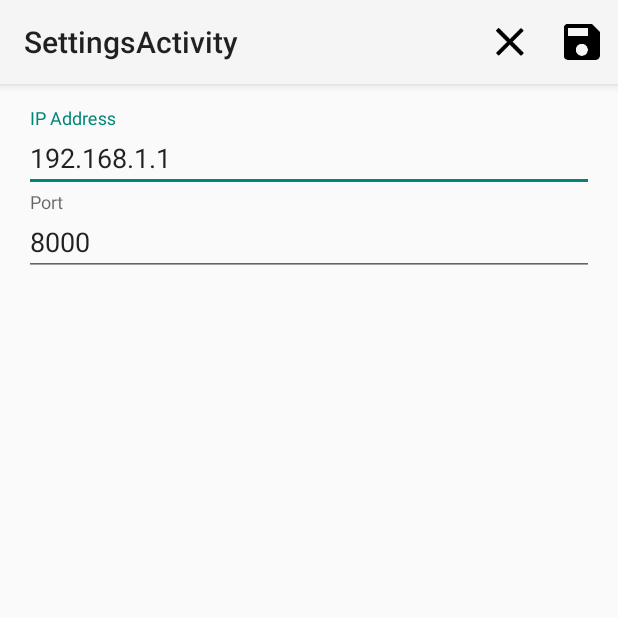
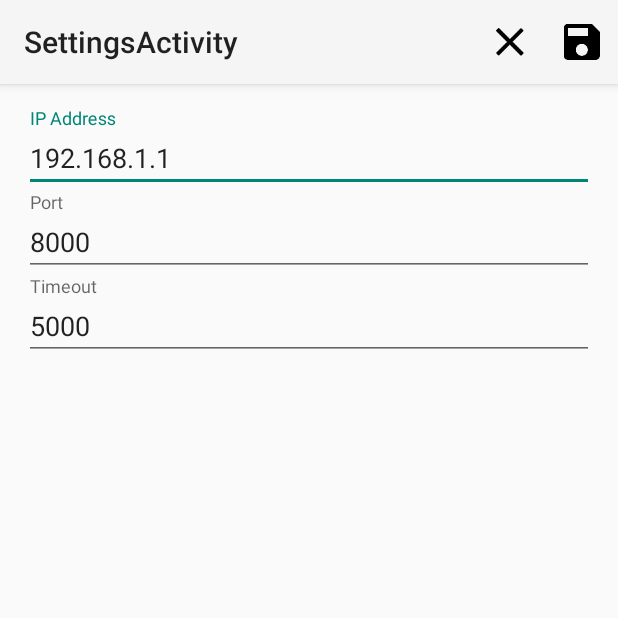
Before and after one commit to aarya123/SmartLock, an Android app: the MainActivity screen opened directly, with no data from a screen before it, after a tap on "Settings", on a phone screen of 412 x 824 dp, the top half of it. Run offline under Robolectric (Android 15) with nearby library versions, the phone set to English and light mode, and no system bars.

Commit message:
Edit timeout

```diff
--- a/SmartLockApp/app/src/main/java/com/android/smartlock/Activities/MainActivity.java
+++ b/SmartLockApp/app/src/main/java/com/android/smartlock/Activities/MainActivity.java
@@ -27,7 +27,6 @@
         Constants.init(getApplicationContext());
         super.onCreate(savedInstanceState);
         setContentView(R.layout.activity_main);
-
         pingButton = (Button) findViewById(R.id.button_ping);
         output = (TextView) findViewById(R.id.textView_output);
         lockButton = (Lock) findViewById(R.id.lockButton);
--- a/SmartLockApp/app/src/main/java/com/android/smartlock/Activities/SettingsActivity.java
+++ b/SmartLockApp/app/src/main/java/com/android/smartlock/Activities/SettingsActivity.java
@@ -9,8 +9,7 @@ import com.android.smartlock.Constants;
 import com.android.smartlock.R;
 
 public class SettingsActivity extends AppCompatActivity {
-    EditText ipEditText;
-    EditText portEditText;
+    EditText ipEditText, portEditText, timeoutEditText;
 
     @Override
     protected void onCreate(Bundle savedInstanceState) {
@@ -20,8 +19,11 @@ public class SettingsActivity extends AppCompatActivity {
         ipEditText.setText(Constants.getIPAdress());
         portEditText = (EditText) findViewById(R.id.portEditText);
         portEditText.setText(Constants.getPort() + "");
+        timeoutEditText = (EditText) findViewById(R.id.timeoutEditText);
+        timeoutEditText.setText(Constants.getTimeout() + "");
     }
 
+    @Override
     public boolean onCreateOptionsMenu(Menu menu) {
         getMenuInflater().inflate(R.menu.menu_settings, menu);
         return true;
@@ -33,6 +35,7 @@ public class SettingsActivity extends AppCompatActivity {
         if (id == R.id.saveButton) {
             Constants.setIpAddress(ipEditText.getText().toString());
             Constants.setPort(Integer.parseInt(portEditText.getText().toString()));
+            Constants.setTimeout(Integer.parseInt(timeoutEditText.getText().toString()));
             finish();
             return true;
         } else if (id == R.id.discardButton) {
--- a/SmartLockApp/app/src/main/java/com/android/smartlock/Constants.java
+++ b/SmartLockApp/app/src/main/java/com/android/smartlock/Constants.java
@@ -5,21 +5,25 @@ import android.content.SharedPreferences;
 import android.preference.PreferenceManager;
 
 public class Constants {
-    public static final int TIMEOUT = 5000;
 
     private static final String DEVICE_ID_KEY = "deviceId";
     private static final String IP_ADDRESS_KEY = "ipAddress";
     private static final String PORT_KEY = "port";
+    private static final String TIMEOUT_KEY = "key";
     private static SharedPreferences mSharedPreferences;
     private static String IP_ADDRESS;
     private static String DEVICE_ID;
     private static int PORT;
+    private static int TIMEOUT;
 
     public static void init(Context context) {
-        mSharedPreferences = PreferenceManager.getDefaultSharedPreferences(context);
-        DEVICE_ID = mSharedPreferences.getString(DEVICE_ID_KEY, "-1");
-        IP_ADDRESS = mSharedPreferences.getString(IP_ADDRESS_KEY, "192.168.1.1");
-        PORT = mSharedPreferences.getInt(PORT_KEY, 8000);
+        if (mSharedPreferences == null) {
+            mSharedPreferences = PreferenceManager.getDefaultSharedPreferences(context);
+            DEVICE_ID = mSharedPreferences.getString(DEVICE_ID_KEY, "-1");
+            IP_ADDRESS = mSharedPreferences.getString(IP_ADDRESS_KEY, "192.168.1.1");
+            PORT = mSharedPreferences.getInt(PORT_KEY, 8000);
+            TIMEOUT = mSharedPreferences.getInt(TIMEOUT_KEY, 5000);
+        }
     }
 
     public static String getDeviceId() {
@@ -48,4 +52,13 @@ public class Constants {
         Constants.PORT = port;
         mSharedPreferences.edit().putInt(PORT_KEY, port).apply();
     }
+
+    public static int getTimeout() {
+        return TIMEOUT;
+    }
+
+    public static void setTimeout(int timeout) {
+        Constants.TIMEOUT = timeout;
+        mSharedPreferences.edit().putInt(TIMEOUT_KEY, timeout).apply();
+    }
 }
--- a/SmartLockApp/app/src/main/java/com/android/smartlock/Internet/Internet.java
+++ b/SmartLockApp/app/src/main/java/com/android/smartlock/Internet/Internet.java
@@ -30,7 +30,7 @@ public class Internet {
                 "Accept-Language: en-us,en;q=0.5\n\n";
         String msg = header + content + '\n';
 
-        Log.d("TCP", Constants.getIPAdress() + " " + Constants.getPort() + " " + Constants.TIMEOUT + " " + content);
+        Log.d("TCP", Constants.getIPAdress() + " " + Constants.getPort() + " " + Constants.getTimeout() + " " + content);
 
         char[] buff = new char[RESPONSE_LEN];
         String modifiedSentence;
@@ -40,7 +40,7 @@ public class Internet {
             DataOutputStream outToServer = new DataOutputStream(clientSocket.getOutputStream());
             BufferedReader inFromServer = new BufferedReader(new InputStreamReader(clientSocket.getInputStream()));
             outToServer.writeBytes(msg);
-            clientSocket.setSoTimeout(Constants.TIMEOUT);
+            clientSocket.setSoTimeout(Constants.getTimeout());
             inFromServer.read(buff, 0, RESPONSE_LEN);
             modifiedSentence = String.valueOf(buff).trim();
             clientSocket.close();
--- a/SmartLockApp/app/src/main/res/layout/activity_settings.xml
+++ b/SmartLockApp/app/src/main/res/layout/activity_settings.xml
@@ -17,11 +17,21 @@
     <android.support.design.widget.TextInputLayout
             android:layout_width="fill_parent"
             android:layout_height="wrap_content">
-    <EditText
-            android:hint="Port"
+        <EditText
+                android:hint="Port"
+                android:layout_width="fill_parent"
+                android:layout_height="wrap_content"
+                android:inputType="numberSigned"
+                android:id="@+id/portEditText"/>
+    </android.support.design.widget.TextInputLayout>
+    <android.support.design.widget.TextInputLayout
             android:layout_width="fill_parent"
-            android:layout_height="wrap_content"
-            android:inputType="numberSigned"
-            android:id="@+id/portEditText"/>
+            android:layout_height="wrap_content">
+        <EditText
+                android:hint="Timeout"
+                android:layout_width="fill_parent"
+                android:layout_height="wrap_content"
+                android:inputType="numberSigned"
+                android:id="@+id/timeoutEditText"/>
     </android.support.design.widget.TextInputLayout>
 </LinearLayout>
```
